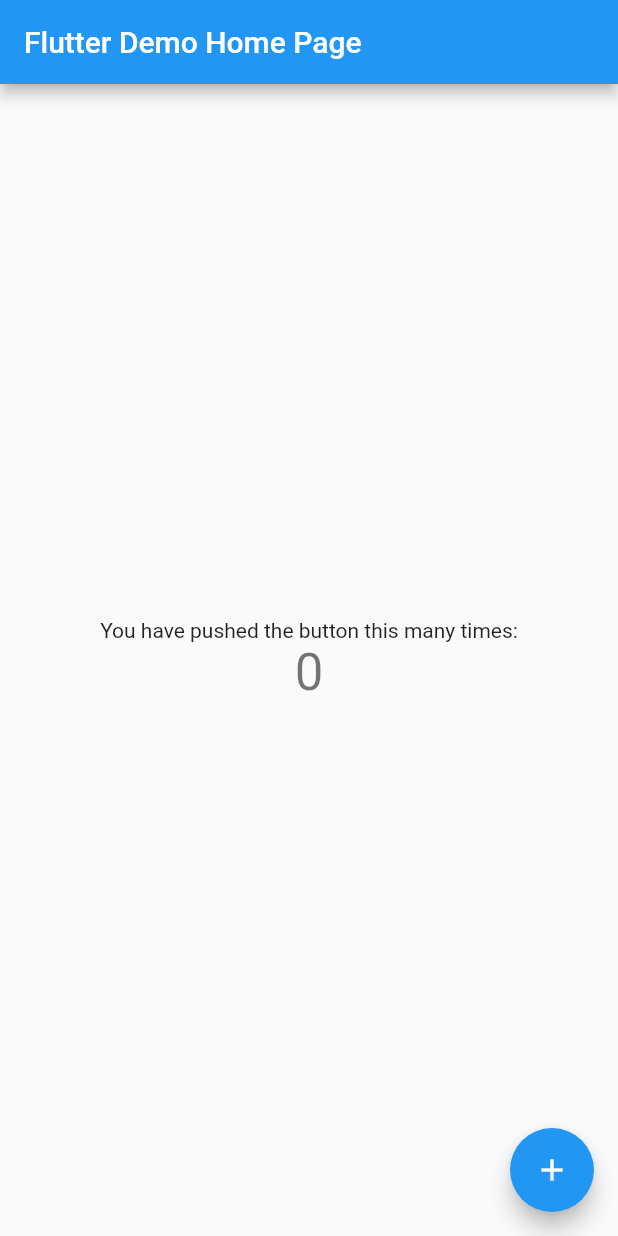
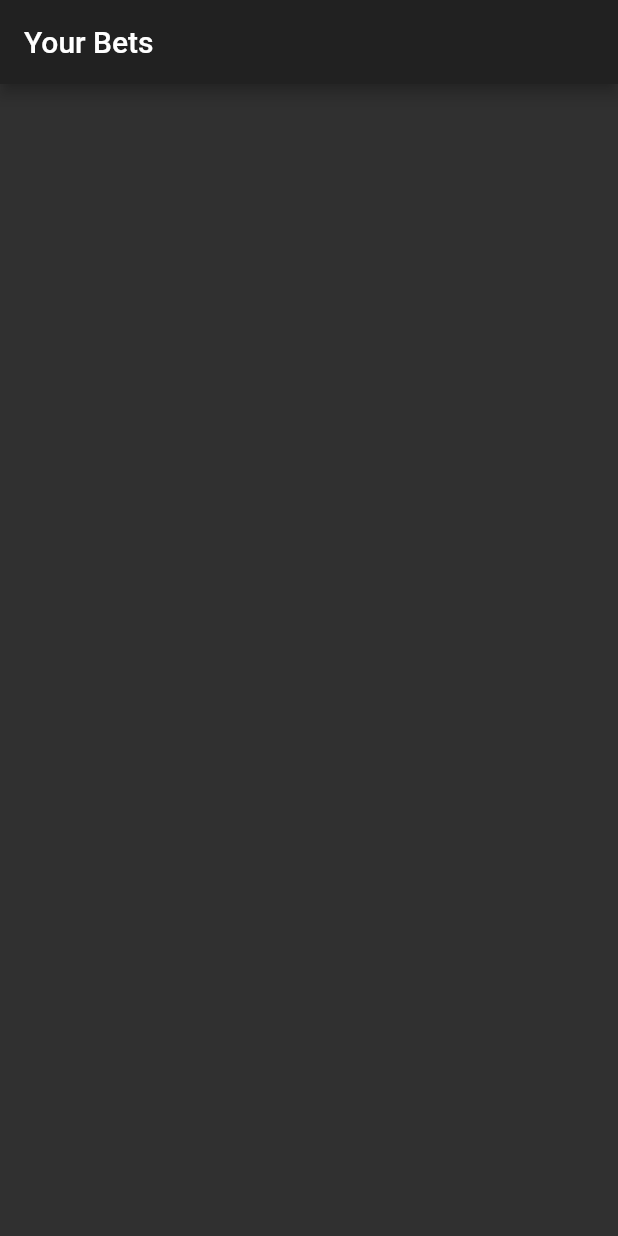
Before and after one commit to drybnikov/music-bets, a Flutter app: the screen it shows after launch, on a phone screen of 412 x 824 dp. Run offline on Flutter 3.47's test engine with Material 2 defaults, Android fonts, the phone set to English and light mode, and no system bars; our stand-ins replace cloud_firestore; accounts and stored records are empty.

Commit message:
Integrate with firebase

```diff
--- a/lib/main.dart
+++ b/lib/main.dart
@@ -1,111 +1,93 @@
+import 'package:cloud_firestore/cloud_firestore.dart';
 import 'package:flutter/material.dart';
+import 'dart:developer' as developer;
 
 void main() => runApp(MyApp());
 
 class MyApp extends StatelessWidget {
-  // This widget is the root of your application.
   @override
   Widget build(BuildContext context) {
     return MaterialApp(
-      title: 'Flutter Demo',
+      title: 'Music Bets',
       theme: ThemeData(
-        // This is the theme of your application.
-        //
-        // Try running your application with "flutter run". You'll see the
-        // application has a blue toolbar. Then, without quitting the app, try
-        // changing the primarySwatch below to Colors.green and then invoke
-        // "hot reload" (press "r" in the console where you ran "flutter run",
-        // or simply save your changes to "hot reload" in a Flutter IDE).
-        // Notice that the counter didn't reset back to zero; the application
-        // is not restarted.
-        primarySwatch: Colors.blue,
+        brightness: Brightness.dark,
+        primarySwatch: Colors.amber,
       ),
-      home: MyHomePage(title: 'Flutter Demo Home Page'),
+      home: MyHomePage(),
     );
   }
 }
 
 class MyHomePage extends StatefulWidget {
-  MyHomePage({Key key, this.title}) : super(key: key);
-
-  // This widget is the home page of your application. It is stateful, meaning
-  // that it has a State object (defined below) that contains fields that affect
-  // how it looks.
-
-  // This class is the configuration for the state. It holds the values (in this
-  // case the title) provided by the parent (in this case the App widget) and
-  // used by the build method of the State. Fields in a Widget subclass are
-  // always marked "final".
-
-  final String title;
-
   @override
-  _MyHomePageState createState() => _MyHomePageState();
+  _MyHomePageState createState() {
+    return _MyHomePageState();
+  }
 }
 
 class _MyHomePageState extends State<MyHomePage> {
-  int _counter = 0;
-
-  void _incrementCounter() {
-    setState(() {
-      // This call to setState tells the Flutter framework that something has
-      // changed in this State, which causes it to rerun the build method below
-      // so that the display can reflect the updated values. If we changed
-      // _counter without calling setState(), then the build method would not be
-      // called again, and so nothing would appear to happen.
-      _counter++;
-    });
+  @override
+  Widget build(BuildContext context) {
+    return Scaffold(
+      appBar: AppBar(title: Text('Your Bets')),
+      body: _buildBody(context),
+    );
   }
 
-  @override
-  Widget build(BuildContext context) {
-    // This method is rerun every time setState is called, for instance as done
-    // by the _incrementCounter method above.
-    //
-    // The Flutter framework has been optimized to make rerunning build methods
-    // fast, so that you can just rebuild anything that needs updating rather
-    // than having to individually change instances of widgets.
-    return Scaffold(
-      appBar: AppBar(
-        // Here we take the value from the MyHomePage object that was created by
-        // the App.build method, and use it to set our appbar title.
-        title: Text(widget.title),
-      ),
-      body: Center(
-        // Center is a layout widget. It takes a single child and positions it
-        // in the middle of the parent.
-        child: Column(
-          // Column is also a layout widget. It takes a list of children and
-          // arranges them vertically. By default, it sizes itself to fit its
-          // children horizontally, and tries to be as tall as its parent.
-          //
-          // Invoke "debug painting" (press "p" in the console, choose the
-          // "Toggle Debug Paint" action from the Flutter Inspector in Android
-          // Studio, or the "Toggle Debug Paint" command in Visual Studio Code)
-          // to see the wireframe for each widget.
-          //
-          // Column has various properties to control how it sizes itself and
-          // how it positions its children. Here we use mainAxisAlignment to
-          // center the children vertically; the main axis here is the vertical
-          // axis because Columns are vertical (the cross axis would be
-          // horizontal).
-          mainAxisAlignment: MainAxisAlignment.center,
-          children: <Widget>[
-            Text(
-              'You have pushed the button this many times:',
-            ),
-            Text(
-              '$_counter',
-              style: Theme.of(context).textTheme.headline4,
-            ),
-          ],
+  Widget _buildBody(BuildContext context) {
+    return StreamBuilder<QuerySnapshot>(
+      stream: Firestore.instance.collection('trades').snapshots(),
+      builder: (context, snapshot) {
+        if (!snapshot.hasData) return LinearProgressIndicator();
+
+        return _buildList(context, snapshot.data.documents);
+      },
+    );
+  }
+
+  Widget _buildList(BuildContext context, List<DocumentSnapshot> snapshot) {
+    return ListView(
+      padding: const EdgeInsets.only(top: 20.0),
+      children: snapshot.map((data) => _buildListItem(context, data)).toList(),
+    );
+  }
+
+  Widget _buildListItem(BuildContext context, DocumentSnapshot data) {
+    final record = Record.fromSnapshot(data);
+    developer.log(record.toString());
+
+    return Padding(
+      key: ValueKey(record.name),
+      padding: const EdgeInsets.symmetric(horizontal: 16.0, vertical: 8.0),
+      child: Container(
+        decoration: BoxDecoration(
+          border: Border.all(color: Colors.grey),
+          borderRadius: BorderRadius.circular(5.0),
+        ),
+        child: ListTile(
+          title: Text(record.name),
+          trailing: Text(record.votes.toString()),
+          onTap: () => record.reference.updateData({'votes': record.votes + 1}),
         ),
       ),
-      floatingActionButton: FloatingActionButton(
-        onPressed: _incrementCounter,
-        tooltip: 'Increment',
-        child: Icon(Icons.add),
-      ), // This trailing comma makes auto-formatting nicer for build methods.
     );
   }
 }
+
+class Record {
+  final String name;
+  final int votes;
+  final DocumentReference reference;
+
+  Record.fromMap(Map<String, dynamic> map, {this.reference})
+      : assert(map['name'] != null),
+        assert(map['votes'] != null),
+        name = map['name'],
+        votes = map['votes'];
+
+  Record.fromSnapshot(DocumentSnapshot snapshot)
+      : this.fromMap(snapshot.data, reference: snapshot.reference);
+
+  @override
+  String toString() => "Record<$name:$votes>";
+}
--- a/pubspec.yaml
+++ b/pubspec.yaml
@@ -23,10 +23,14 @@ dependencies:
   # The following adds the Cupertino Icons font to your application.
   # Use with the CupertinoIcons class for iOS style icons.
   cupertino_icons: ^0.1.2
+  cloud_firestore: ^0.13.0+1
 
 dev_dependencies:
   flutter_test:
     sdk: flutter
+
+dependency_overrides:
+  firebase_core: 0.4.4
 
 
 # For information on the generic Dart part of this file, see the
```
Also changed, not shown: pubspec.lock, 15 other files.
